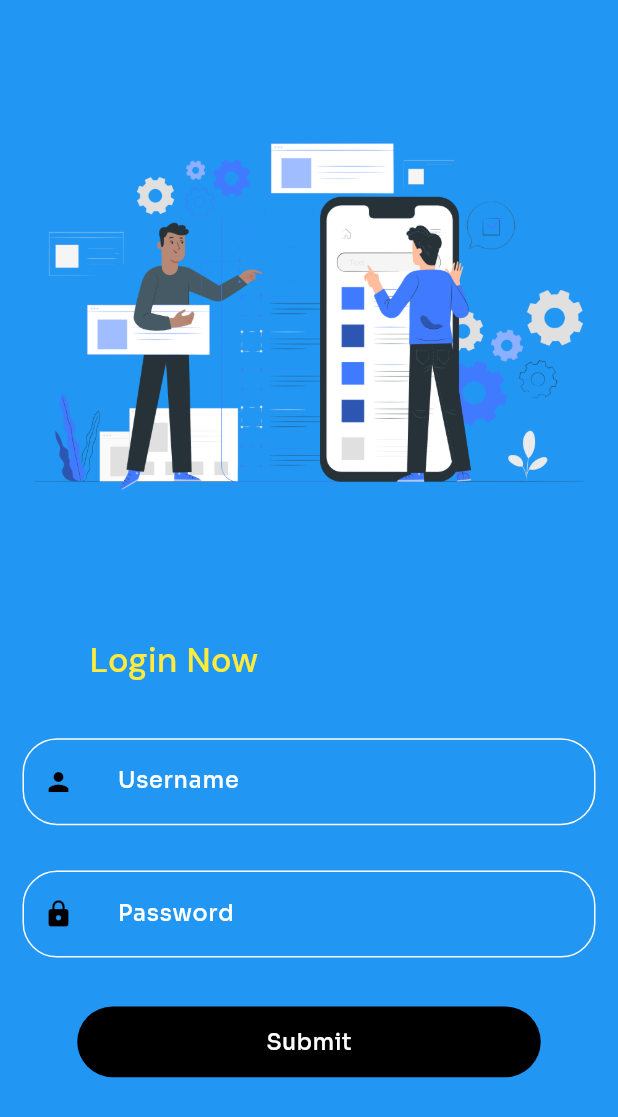
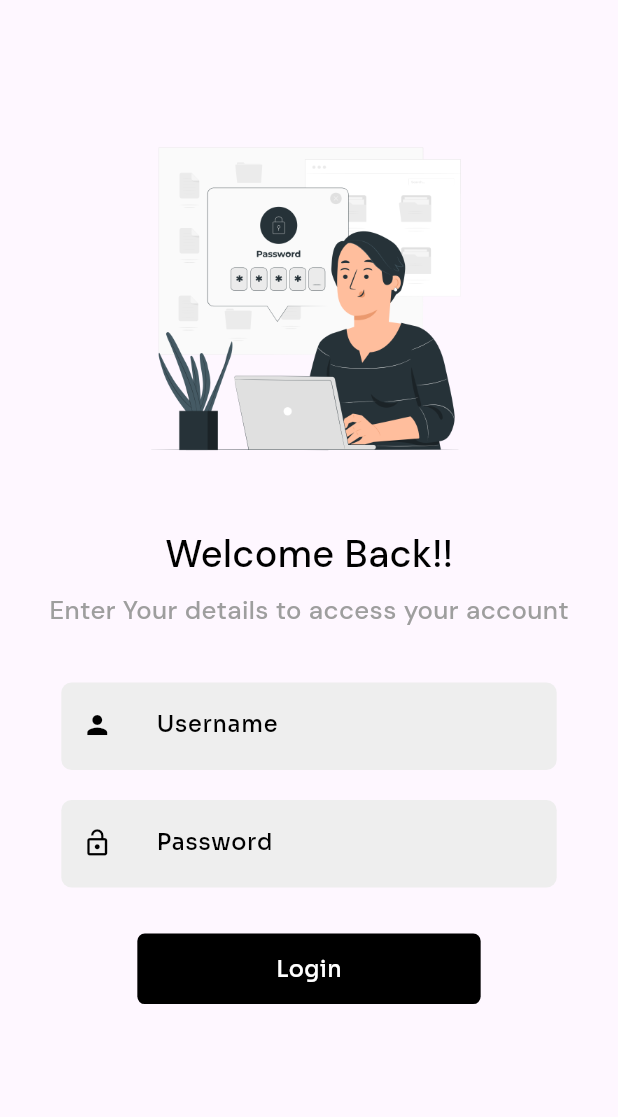
Before and after one commit to ofchari/Tracking-, a Flutter app: the screen it shows after launch, on a phone screen of 412 x 824 dp. Shown: the top 1117 px of the screen. Run offline on Flutter 3.47's test engine with Material 3 defaults, Android fonts, the phone set to English and light mode, and no system bars; our stand-ins replace flutter_screenutil, get, google_fonts, shared_preferences.

```diff
--- a/lib/view/screens/dashboard.dart
+++ b/lib/view/screens/dashboard.dart
@@ -7,6 +7,7 @@ import 'package:tracking_id/view/screens/tracking_data.dart';
 import 'package:tracking_id/view/screens/tracking_report.dart';
 
 import 'login.dart';
+
 
 class Dashboard extends StatefulWidget {
   const Dashboard({super.key});
@@ -27,7 +28,7 @@ class _DashboardState extends State<Dashboard> {
 
   @override
   Widget build(BuildContext context) {
-    /// Define sizes //
+     /// Define Sizes //
     var size = MediaQuery.of(context).size;
     height = size.height;
     width = size.width;
@@ -51,7 +52,7 @@ class _DashboardState extends State<Dashboard> {
               textStyle: TextStyle(
                   fontSize: 17.sp, fontWeight: FontWeight.w500, color: Colors.white)),
         ),
-        backgroundColor: Colors.blue,
+        backgroundColor: Colors.black,
         centerTitle: true,
         actions: [
           GestureDetector(
--- a/lib/view/screens/login.dart
+++ b/lib/view/screens/login.dart
@@ -4,6 +4,8 @@ import 'package:get/get.dart';
 import 'package:google_fonts/google_fonts.dart';
 import 'package:shared_preferences/shared_preferences.dart';
 import 'package:tracking_id/view/screens/dashboard.dart';
+import 'package:tracking_id/view/widgets/heading.dart';
+import 'package:tracking_id/view/widgets/text.dart';
 
 class Login extends StatefulWidget {
   const Login({super.key});
@@ -76,100 +78,92 @@ class _LoginState extends State<Login> {
 
   Widget _smallBuildLayout() {
     return Scaffold(
-      backgroundColor: Colors.blue,
+      // backgroundColor: Colors.blue,
       body: SizedBox(
         width: width.w,
         child: SingleChildScrollView(
           child: Column(
             children: [
-              Image.asset("assets/login.png"),
-              SizedBox(height: 10.h),
-              Padding(
-                padding:  const EdgeInsets.only(right: 180.0),
-                child: Text("Login Now",style: GoogleFonts.dmSans(textStyle: TextStyle(fontSize: 20.sp,fontWeight: FontWeight.w500,color: Colors.yellow)),),
+              SizedBox(height: 70.h,),
+              Container(
+                height: height/3.h,
+                width: width/1.7.w,
+                decoration: const BoxDecoration(
+                  image: DecorationImage(image: AssetImage("assets/lock1.png"),fit: BoxFit.cover)
+                ),
               ),
               SizedBox(height: 30.h,),
-              SizedBox(
-                height: 60.h,
-                width: 370.w,
-                child: Padding(
-                  padding: const EdgeInsets.only(left: 15.0, right: 15.0),
+              const Heading(text: "Welcome Back!!", weight: FontWeight.w600, color: Colors.black,),
+              SizedBox(height: 6.5.h),
+              const MyText(text: "Enter Your details to access your account", weight: FontWeight.w500, color: Colors.grey,),
+              SizedBox(height: 30.h,),
+              Container(
+                height: height/12.h,
+                width: width/1.09.w,
+                decoration: BoxDecoration(
+                  color: Colors.grey.shade200,
+                  borderRadius: BorderRadius.circular(6.r)
+                ),
                 child: TextFormField(
                   controller: _usernameController,
-                    style: GoogleFonts.dmSans(textStyle: TextStyle(fontSize: 15.sp,fontWeight: FontWeight.w500,color: Colors.white)),
+                        style: GoogleFonts.dmSans(textStyle: TextStyle(fontSize: 15.sp,fontWeight: FontWeight.w500,color: Colors.black)),
                         decoration: InputDecoration(
                           labelText: "   Username",
                           labelStyle: GoogleFonts.sora(
                             fontSize: 13.sp,
                             fontWeight: FontWeight.w500,
-                        color: Colors.white,
+                            color: Colors.black,
                           ),
                           prefixIcon: const Icon(
                             Icons.person,
                             color: Colors.black,
                             size: 20,
                           ),
-                      enabledBorder: OutlineInputBorder(
-                        borderSide: const BorderSide(
-                          color: Colors.white
-                        ),
-                        borderRadius: BorderRadius.circular(23)
-                      )
+                          border: InputBorder.none
                         ),
                       ),
                 ),
+              SizedBox(height: 17.h,),
+              Container(
+                height: height/12.h,
+                width: width/1.09.w,
+                decoration: BoxDecoration(
+                    color: Colors.grey.shade200,
+                    borderRadius: BorderRadius.circular(6.r)
                 ),
-              SizedBox(height: 15.h),
-              SizedBox(
-                height: 60.h,
-                width: 370.w,
-                child: Padding(
-                  padding: const EdgeInsets.only(left: 15.0, right: 15.0),
                 child: TextFormField(
+                  obscureText: true,
                   controller: _passwordController,
-                    obscureText: true,
-                    style: GoogleFonts.dmSans(textStyle: TextStyle(fontSize: 15.sp,fontWeight: FontWeight.w500,color: Colors.white)),
+                  style: GoogleFonts.dmSans(textStyle: TextStyle(fontSize: 15.sp,fontWeight: FontWeight.w500,color: Colors.black)),
                   decoration: InputDecoration(
                       labelText: "   Password",
                       labelStyle: GoogleFonts.sora(
                         fontSize: 13.sp,
                         fontWeight: FontWeight.w500,
-                        color: Colors.white,
-                      ),
-                      enabledBorder: OutlineInputBorder(
-                        borderSide: const BorderSide(
-                          color: Colors.white,
-                        ),
-                        borderRadius: BorderRadius.circular(23)
+                        color: Colors.black,
                       ),
                       prefixIcon: const Icon(
-                        Icons.lock,
+                        Icons.lock_open,
                         color: Colors.black,
                         size: 20,
                       ),
-                      // border: OutlineInputBorder(
-                      //   borderSide: BorderSide(
-                      //     color: Colors.white
-                      //   ),
-                      //   borderRadius: BorderRadius.circular(23),
-                      // ),
+                      border: InputBorder.none
                   ),
                 ),
               ),
-              ),
-              const SizedBox(height: 20),
+              SizedBox(height: 26.h,),
               GestureDetector(
                 onTap: _handleLogin,
                 child: Container(
                   height: 40.h,
-                  width: 270.w,
+                  width: 200.w,
                   decoration: BoxDecoration(
                     color: Colors.black,
-                    borderRadius: BorderRadius.circular(27),
+                    borderRadius: BorderRadius.circular(5),
                   ),
                   child: Center(
                     child: Text(
-                      'Submit',
+                      'Login',
                       style: GoogleFonts.sora(
                         fontSize: 13.sp,
                         fontWeight: FontWeight.w500,
@@ -179,6 +173,97 @@ class _LoginState extends State<Login> {
                   ),
                 ),
               ),
+
+              // SizedBox(
+              //   height: 60.h,
+              //   width: 370.w,
+              //   child: Padding(
+              //     padding: const EdgeInsets.only(left: 15.0, right: 15.0),
+              //     child: TextFormField(
+              //       controller: _usernameController,
+              //       style: GoogleFonts.dmSans(textStyle: TextStyle(fontSize: 15.sp,fontWeight: FontWeight.w500,color: Colors.white)),
+              //       decoration: InputDecoration(
+              //         labelText: "   Username",
+              //         labelStyle: GoogleFonts.sora(
+              //           fontSize: 13.sp,
+              //           fontWeight: FontWeight.w500,
+              //           color: Colors.black,
+              //         ),
+              //         prefixIcon: const Icon(
+              //           Icons.person,
+              //           color: Colors.black,
+              //           size: 20,
+              //         ),
+              //         enabledBorder: OutlineInputBorder(
+              //           borderSide: const BorderSide(
+              //             color: Colors.black
+              //           ),
+              //           borderRadius: BorderRadius.circular(23)
+              //         )
+              //       ),
+              //     ),
+              //   ),
+              // ),
+              // SizedBox(height: 15.h),
+              // SizedBox(
+              //   height: 60.h,
+              //   width: 370.w,
+              //   child: Padding(
+              //     padding: const EdgeInsets.only(left: 15.0, right: 15.0),
+              //     child: TextFormField(
+              //       controller: _passwordController,
+              //       obscureText: true,
+              //       style: GoogleFonts.dmSans(textStyle: TextStyle(fontSize: 15.sp,fontWeight: FontWeight.w500,color: Colors.white)),
+              //       decoration: InputDecoration(
+              //         labelText: "   Password",
+              //         labelStyle: GoogleFonts.sora(
+              //           fontSize: 13.sp,
+              //           fontWeight: FontWeight.w500,
+              //           color: Colors.black,
+              //         ),
+              //         enabledBorder: OutlineInputBorder(
+              //           borderSide: const BorderSide(
+              //             color: Colors.black,
+              //           ),
+              //           borderRadius: BorderRadius.circular(23)
+              //         ),
+              //         prefixIcon: const Icon(
+              //           Icons.lock,
+              //           color: Colors.black,
+              //           size: 20,
+              //         ),
+              //         // border: OutlineInputBorder(
+              //         //   borderSide: BorderSide(
+              //         //     color: Colors.white
+              //         //   ),
+              //         //   borderRadius: BorderRadius.circular(23),
+              //         // ),
+              //       ),
+              //     ),
+              //   ),
+              // ),
+              // const SizedBox(height: 20),
+              // GestureDetector(
+              //   onTap: _handleLogin,
+              //   child: Container(
+              //     height: 40.h,
+              //     width: 270.w,
+              //     decoration: BoxDecoration(
+              //       color: Colors.blueAccent,
+              //       borderRadius: BorderRadius.circular(27),
+              //     ),
+              //     child: Center(
+              //       child: Text(
+              //         'Submit',
+              //         style: GoogleFonts.sora(
+              //           fontSize: 13.sp,
+              //           fontWeight: FontWeight.w500,
+              //           color: Colors.white,
+              //         ),
+              //       ),
+              //     ),
+              //   ),
+              // ),
             ],
           ),
         ),
--- a/lib/view/screens/tracking_data.dart
+++ b/lib/view/screens/tracking_data.dart
@@ -17,6 +17,7 @@ class TrackingData extends StatefulWidget {
 class _TrackingDataState extends State<TrackingData> {
   late double height;
   late double width;
+
 
   final TextEditingController _dateController = TextEditingController();
   final TextEditingController _fromTimeController = TextEditingController();
@@ -46,13 +47,18 @@ class _TrackingDataState extends State<TrackingData> {
   Widget _smallBuildLayout() {
     return Scaffold(
       appBar: AppBar(
+        leading: GestureDetector(
+            onTap: (){
+              Get.back();
+            },
+            child: const Icon(Icons.arrow_back,color: Colors.white,)),
         title: Text(
-          "Tracking Id",
+          "Tracking",
           style: GoogleFonts.dmSans(
             textStyle: TextStyle(fontSize: 17.sp, fontWeight: FontWeight.w500, color: Colors.white),
           ),
         ),
-        backgroundColor: Colors.blue,
+        backgroundColor: Colors.black,
         centerTitle: true,
       ),
       body: SizedBox(
--- a/lib/view/screens/tracking_report.dart
+++ b/lib/view/screens/tracking_report.dart
@@ -117,9 +117,14 @@ class _TrackingReportState extends State<TrackingReport> {
   Widget build(BuildContext context) {
     return Scaffold(
       appBar: AppBar(
+        leading: GestureDetector(
+          onTap: (){
+            Get.back();
+          },
+            child: const Icon(Icons.arrow_back,color: Colors.white,)),
         title: Text("Tracking Reports",
             style: GoogleFonts.dmSans(textStyle: TextStyle(fontSize: 17.sp, fontWeight: FontWeight.w500, color: Colors.white))),
-        backgroundColor: Colors.blue,
+        backgroundColor: Colors.black,
         centerTitle: true,
       ),
       body: Column(
--- a/lib/view/widgets/buttons.dart
+++ b/lib/view/widgets/buttons.dart
@@ -1,7 +1,6 @@
 import 'package:flutter/material.dart';
 import 'package:flutter_screenutil/flutter_screenutil.dart';
 import 'package:google_fonts/google_fonts.dart';
-import 'package:tracking_id/main.dart';
 
 class Buttons extends StatefulWidget {
   const Buttons({super.key,required this.height,required this.width,required this.color,required this.radius,required this.text});
--- a/lib/view/widgets/heading.dart
+++ b/lib/view/widgets/heading.dart
@@ -3,9 +3,10 @@ import 'package:flutter_screenutil/flutter_screenutil.dart';
 import 'package:google_fonts/google_fonts.dart';
 
 class Heading extends StatefulWidget {
-  const Heading({super.key,required this.text,required this.weight});
+  const Heading({super.key,required this.text,required this.weight,required this.color});
   final String text;
   final FontWeight weight;
+  final Color color;
 
   @override
   State<Heading> createState() => _HeadingState();
@@ -14,6 +15,6 @@ class Heading extends StatefulWidget {
 class _HeadingState extends State<Heading> {
   @override
   Widget build(BuildContext context) {
-    return Text(widget.text,style: GoogleFonts.dmSans(textStyle: TextStyle(fontSize: 20.5.sp,fontWeight: FontWeight.w500)),);
+    return Text(widget.text,style: GoogleFonts.dmSans(textStyle: TextStyle(fontSize: 22.sp,fontWeight: FontWeight.w500,color: widget.color)),);
   }
 }
--- a/lib/view/widgets/subhead.dart
+++ b/lib/view/widgets/subhead.dart
@@ -3,9 +3,10 @@ import 'package:flutter_screenutil/flutter_screenutil.dart';
 import 'package:google_fonts/google_fonts.dart';
 
 class Subhead extends StatefulWidget {
-  const Subhead({super.key,required this.text,required this.weight});
+  const Subhead({super.key,required this.text,required this.weight,required this.color});
   final String text;
   final FontWeight weight;
+  final Color color;
 
   @override
   State<Subhead> createState() => _SubheadState();
@@ -14,6 +15,6 @@ class Subhead extends StatefulWidget {
 class _SubheadState extends State<Subhead> {
   @override
   Widget build(BuildContext context) {
-    return Text(widget.text,style: GoogleFonts.dmSans(textStyle: TextStyle(fontSize: 17.5.sp,fontWeight: FontWeight.w500)),);
+    return Text(widget.text,style: GoogleFonts.dmSans(textStyle: TextStyle(fontSize: 17.5.sp,fontWeight: FontWeight.w500,color: widget.color)),);
   }
 }
--- a/lib/view/widgets/text.dart
+++ b/lib/view/widgets/text.dart
@@ -3,9 +3,10 @@ import 'package:flutter_screenutil/flutter_screenutil.dart';
 import 'package:google_fonts/google_fonts.dart';
 
 class MyText extends StatefulWidget {
-  const MyText({super.key,required this.text,required this.weight});
+  const MyText({super.key,required this.text,required this.weight,required this.color});
   final String text;
   final FontWeight weight;
+  final Color color;
 
   @override
   State<MyText> createState() => _MyTextState();
@@ -14,6 +15,6 @@ class MyText extends StatefulWidget {
 class _MyTextState extends State<MyText> {
   @override
   Widget build(BuildContext context) {
-    return Text(widget.text,style: GoogleFonts.dmSans(textStyle: TextStyle(fontSize: 15.sp,fontWeight: FontWeight.w500)),);
+    return Text(widget.text,style: GoogleFonts.dmSans(textStyle: TextStyle(fontSize: 15.sp,fontWeight: FontWeight.w500,color: widget.color)),);
   }
 }
```
Also changed, not shown: assets/dashboard.png, assets/lock1.png (added). Lines whose indentation alone changed are shown as unchanged.
